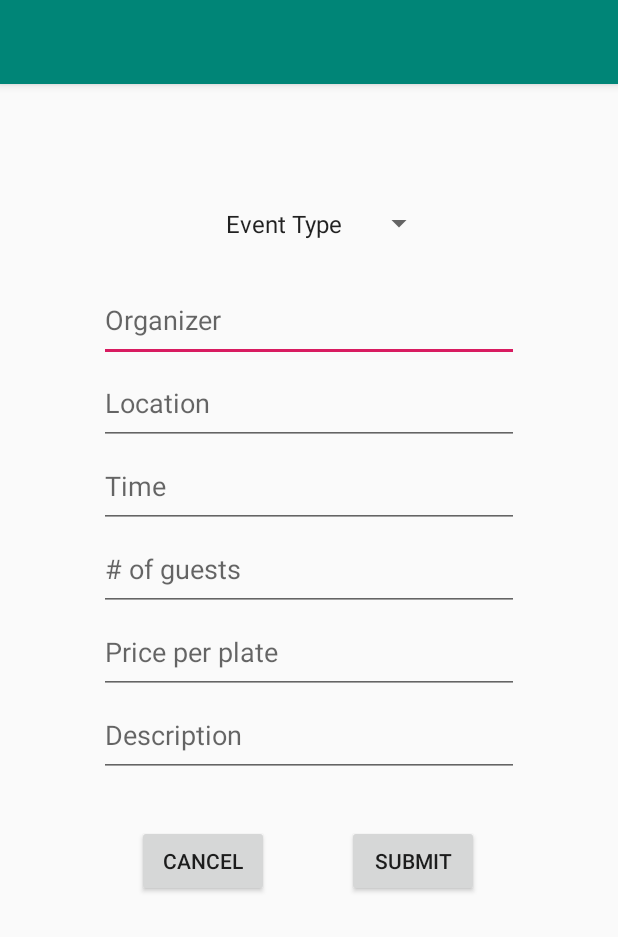
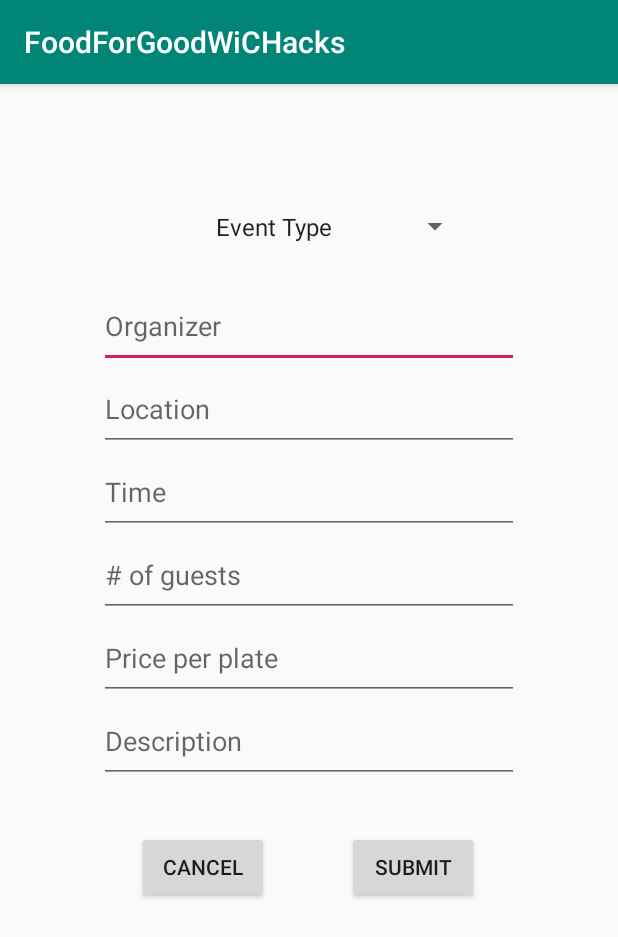
Before and after one commit to MrinaliniU/Civitas, an Android app: the PostCatering screen opened directly, with no data from a screen before it, on a phone screen of 412 x 824 dp. Shown: the top 937 px of the screen. Run offline under Robolectric (Android 15) with nearby library versions, the phone set to English and light mode, and no system bars.

Commit message:
toolbar fixed

```diff
--- a/app/src/main/AndroidManifest.xml
+++ b/app/src/main/AndroidManifest.xml
@@ -35,8 +35,7 @@
         </activity>
         <activity
             android:name=".PostCatering"
-            android:label="@string/title_activity_post_catering"
-            android:theme="@style/AppTheme.NoActionBar" />
+            android:label="@string/app_name"/>
     </application>
 
 </manifest>
--- a/app/src/main/res/layout/activity_post_catering.xml
+++ b/app/src/main/res/layout/activity_post_catering.xml
@@ -9,16 +9,7 @@
     <android.support.design.widget.AppBarLayout
         android:layout_width="match_parent"
         android:layout_height="wrap_content"
-        android:theme="@style/AppTheme.AppBarOverlay">
-
-        <android.support.v7.widget.Toolbar
-            android:id="@+id/toolbar"
-            android:layout_width="match_parent"
-            android:layout_height="?attr/actionBarSize"
-            android:background="?attr/colorPrimary"
-            app:popupTheme="@style/AppTheme.PopupOverlay" />
-
-    </android.support.design.widget.AppBarLayout>
+        android:theme="@style/AppTheme.AppBarOverlay"/>
 
     <include layout="@layout/content_post_catering" />
 
--- a/app/src/main/res/layout/content_post_catering.xml
+++ b/app/src/main/res/layout/content_post_catering.xml
@@ -9,13 +9,15 @@
 
     <Spinner
         android:id="@+id/eventType"
-        android:layout_width="147dp"
-        android:layout_height="26dp"
-        android:layout_marginStart="142dp"
+        android:layout_width="215dp"
+        android:layout_height="30dp"
+        android:layout_marginStart="98dp"
         android:layout_marginTop="80dp"
-        android:layout_marginEnd="122dp"
+        android:layout_marginEnd="98dp"
+        android:dropDownWidth="wrap_content"
         android:entries="@array/feedbacktypelist"
         android:prompt="@string/feedbacktype1"
+        android:textAlignment="center"
         app:layout_constraintEnd_toEndOf="parent"
         app:layout_constraintStart_toStartOf="parent"
         app:layout_constraintTop_toTopOf="parent"></Spinner>
```
Also changed, not shown: app/src/main/res/layout/activity_profile__common.xml (+4 -3 lines).
